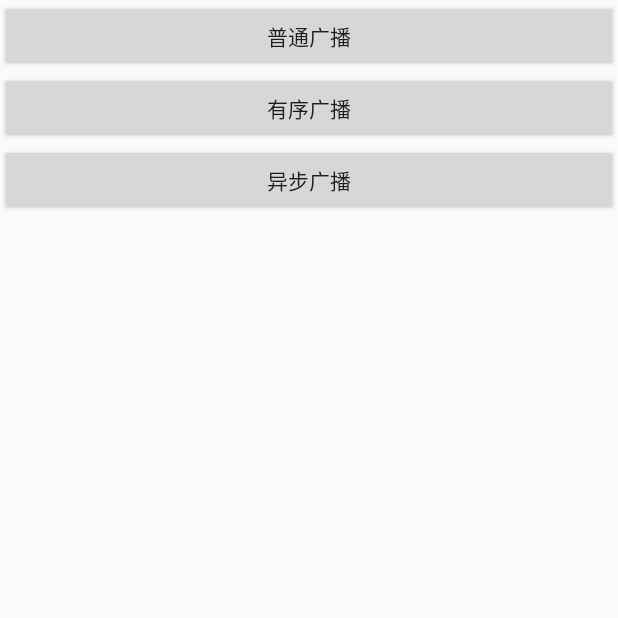
After one commit to Gyps0phila/FirstTest, an Android app: the BroadCastAty screen opened directly, with no data from a screen before it, on a phone screen of 412 x 824 dp, the top half of it. The commit adds this screen. Run offline under Robolectric (Android 15) with nearby library versions, the phone set to English and light mode, and no system bars.

Commit message:
broadcast test

```diff
--- a/src/main/res/layout/activity_main.xml
+++ b/src/main/res/layout/activity_main.xml
@@ -75,6 +75,12 @@
         android:id="@+id/btn_sharedPreferences"
         android:layout_toRightOf="@+id/btn_contextMenu"
         android:layout_below="@+id/btn_toast"/>
+    <Button
+        android:layout_below="@id/btn_contextMenu"
+        android:layout_width="wrap_content"
+        android:layout_height="wrap_content"
+        android:text="broadcast"
+        android:id="@+id/btn_broadcast"/>
 
 
 </RelativeLayout>
--- /dev/null
+++ b/src/main/res/layout/broadcast.xml
@@ -0,0 +1,26 @@
+<?xml version="1.0" encoding="utf-8"?>
+<LinearLayout xmlns:android="http://schemas.android.com/apk/res/android"
+    android:orientation="vertical" android:layout_width="match_parent"
+    android:layout_height="match_parent">
+
+    <Button
+        android:layout_width="match_parent"
+        android:layout_height="wrap_content"
+        android:text="普通广播"
+        android:onClick="doClick"
+        android:id="@+id/btn_broadcast1"/>
+    <Button
+        android:layout_width="match_parent"
+        android:layout_height="wrap_content"
+        android:text="有序广播"
+        android:onClick="doClick"
+        android:id="@+id/btn_broadcast2"/>
+    <Button
+        android:layout_width="match_parent"
+        android:layout_height="wrap_content"
+        android:text="异步广播"
+        android:onClick="doClick"
+        android:id="@+id/btn_broadcast3"/>
+
+
+</LinearLayout>
```
Also changed, not shown: src/main/AndroidManifest.xml (+13 -1 lines), src/main/java/com/example/gypsophila/broadcast/BCR1.java (added, +25 -0 lines), src/main/java/com/example/gypsophila/broadcast/BCR2.java (added, +22 -0 lines), src/main/java/com/example/gypsophila/broadcast/BCR3.java (added, +16 -0 lines), src/main/java/com/example/gypsophila/broadcast/BroadCastAty.java (added, +66 -0 lines), src/main/java/com/example/gypsophila/dailytest/MainActivity.java (+9 -1 lines).
